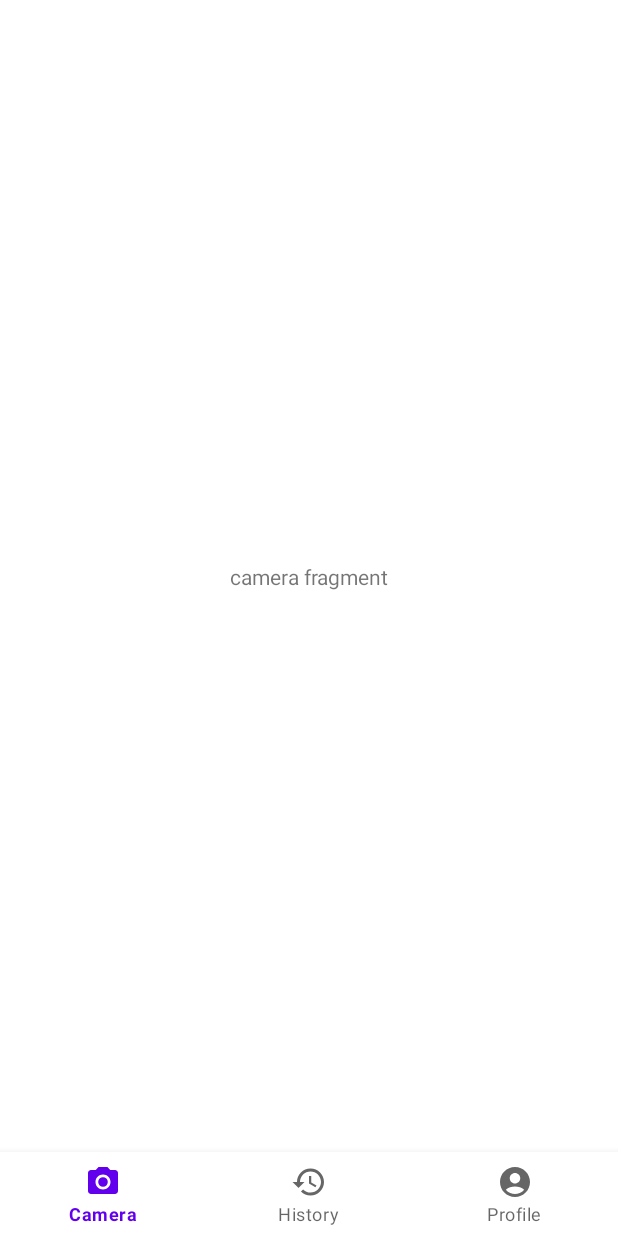
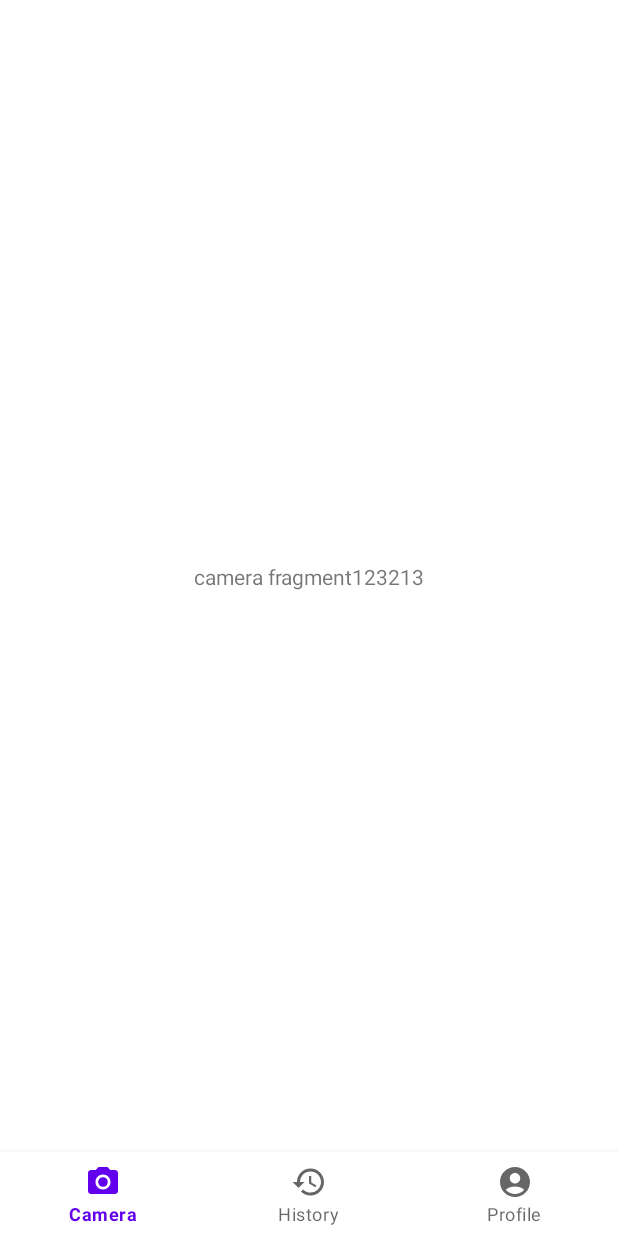
Before and after one commit to kttn54/Nutribite, an Android app: the screen it shows after launch (MainActivity), on a phone screen of 412 x 824 dp. Run offline under Robolectric (Android 15) with nearby library versions, the phone set to English and light mode, and no system bars; our stand-ins replace navigation-ui.

Commit message:
Edit camera fragment

```diff
--- a/app/src/main/res/layout/fragment_camera.xml
+++ b/app/src/main/res/layout/fragment_camera.xml
@@ -10,7 +10,7 @@
     <TextView
         android:layout_width="wrap_content"
         android:layout_height="wrap_content"
-        android:text="camera fragment"
+        android:text="camera fragment123213"
         app:layout_constraintStart_toStartOf="parent"
         app:layout_constraintEnd_toEndOf="parent"
         app:layout_constraintTop_toTopOf="parent"
```
